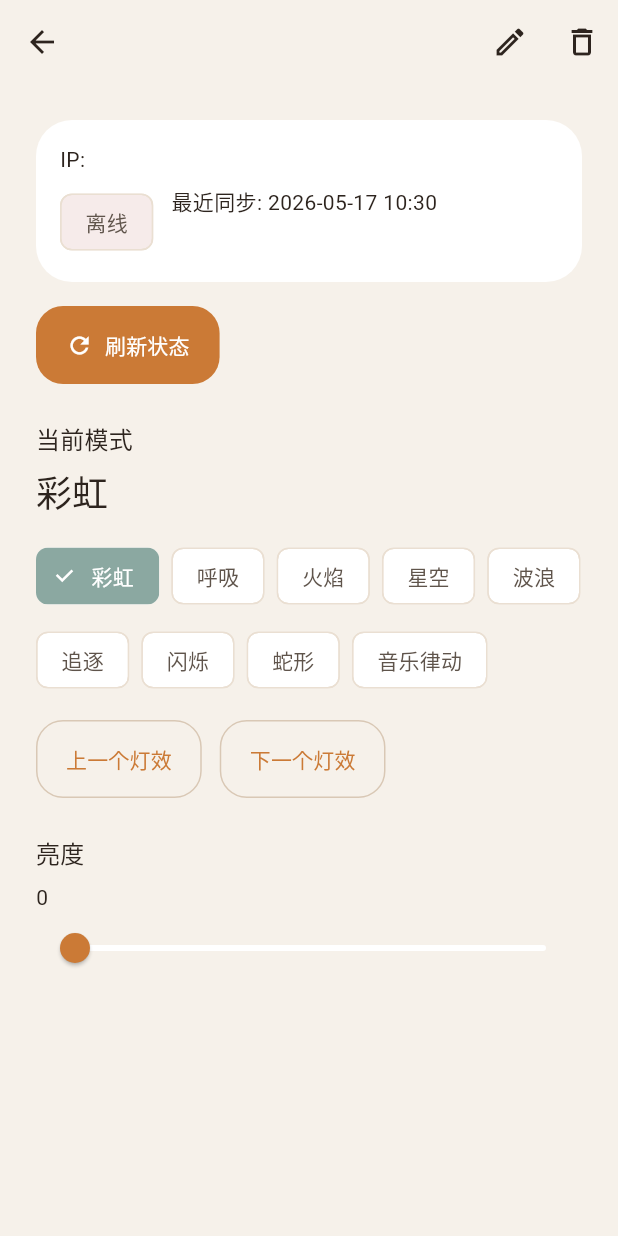
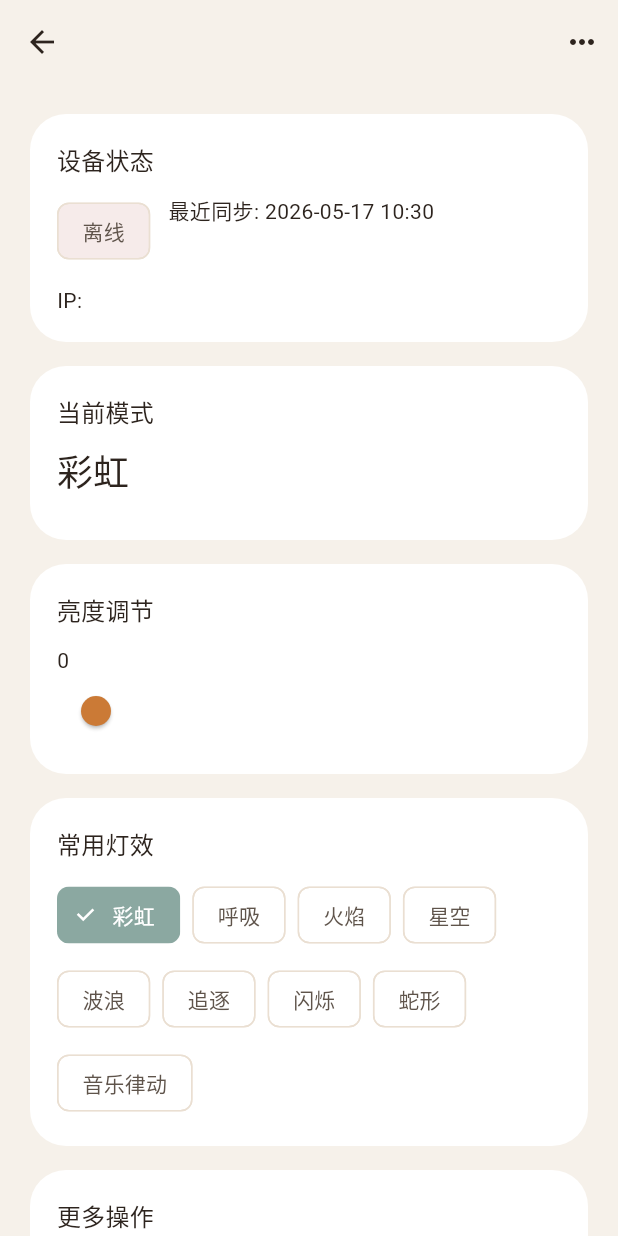
Before and after one commit to bombchen/MicroPython, a Flutter app: the DeviceControlPage screen opened directly with empty values, on a phone screen of 412 x 824 dp. Run offline on Flutter 3.47's test engine with Material 3 defaults, Android fonts, the light colour scheme and no system bars; our stand-ins replace flutter_riverpod, shared_preferences; missing offline and left inert: android_intent_plus; accounts and stored records are empty.

Commit message:
feat: refresh device control ui

```diff
--- a/smoothed_led/mobile_app/led_controller/lib/features/devices/presentation/device_control_page.dart
+++ b/smoothed_led/mobile_app/led_controller/lib/features/devices/presentation/device_control_page.dart
@@ -86,93 +86,80 @@ class _DeviceControlPageState extends ConsumerState<DeviceControlPage> {
       appBar: AppBar(
         title: Text(_device.name),
         actions: [
-          IconButton(
-            onPressed: _renameDevice,
-            icon: const Icon(Icons.edit_outlined),
+          PopupMenuButton<String>(
+            icon: const Icon(Icons.more_horiz),
+            onSelected: (value) {
+              if (value == 'rename') {
+                _renameDevice();
+              } else if (value == 'delete') {
+                _deleteDevice();
+              }
+            },
+            itemBuilder: (context) => const [
+              PopupMenuItem<String>(
+                value: 'rename',
+                child: Text('重命名设备'),
               ),
-          IconButton(
-            onPressed: _deleteDevice,
-            icon: const Icon(Icons.delete_outline),
+              PopupMenuItem<String>(
+                value: 'delete',
+                child: Text('删除设备'),
+              ),
+            ],
           ),
         ],
       ),
       body: ListView(
-        padding: const EdgeInsets.all(24),
+        padding: const EdgeInsets.all(20),
         children: [
-          _DeviceSummaryCard(
-            ipAddress: _device.ipAddress,
-            statusLabel: _statusLabel(status.connectionState),
-            statusColor: _statusColor(context, status.connectionState),
-            lastSyncLabel: _formatDateTime(_device.lastSeenAt),
+          _SectionCard(
+            title: '设备状态',
+            child: Column(
+              crossAxisAlignment: CrossAxisAlignment.start,
+              children: [
+                Wrap(
+                  spacing: 12,
+                  runSpacing: 8,
+                  children: [
+                    Chip(
+                      label: Text(_statusLabel(status.connectionState)),
+                      backgroundColor: _statusColor(
+                        context,
+                        status.connectionState,
+                      ).withOpacity(0.12),
+                    ),
+                    Text('最近同步: ${_formatDateTime(_device.lastSeenAt)}'),
+                  ],
+                ),
+                const SizedBox(height: 12),
+                Text('IP: ${_device.ipAddress}'),
+              ],
+            ),
           ),
           const SizedBox(height: 16),
-          Row(
+          _SectionCard(
+            title: '当前模式',
+            child: Column(
+              crossAxisAlignment: CrossAxisAlignment.start,
               children: [
-              FilledButton.icon(
-                onPressed: isBusy
-                    ? null
-                    : () => _controller.refresh(_device.ipAddress),
-                icon: const Icon(Icons.refresh),
-                label: const Text('刷新状态'),
-              ),
-              const SizedBox(width: 12),
-              if (isLoading || isSending)
-                const Expanded(child: LinearProgressIndicator()),
-            ],
-          ),
-          if (_controlState is AsyncError<DeviceStatus>) ...[
-            const SizedBox(height: 12),
-            const Text('设备响应异常，请稍后重试。'),
-          ],
-          const SizedBox(height: 24),
-          Text(
-            '当前模式',
-            style: Theme.of(context).textTheme.titleMedium,
-          ),
-          const SizedBox(height: 8),
                 Text(
                   _modeLabel(status.mode),
                   style: Theme.of(context).textTheme.headlineSmall,
                 ),
-          const SizedBox(height: 16),
-          Wrap(
-            spacing: 8,
-            runSpacing: 8,
-            children: EffectMode.values.map((mode) {
-              return ChoiceChip(
-                label: Text(_modeLabel(mode)),
-                selected: status.mode == mode,
-                onSelected: isBusy
-                    ? null
-                    : (_) => _controller.setMode(_device.ipAddress, mode),
-              );
-            }).toList(),
+                const SizedBox(height: 12),
+                if (_controlState is AsyncError<DeviceStatus>)
+                  const Text('设备暂时没有响应，你可以稍后重试。'),
+              ],
+            ),
           ),
           const SizedBox(height: 16),
-          Row(
+          _SectionCard(
+            title: '亮度调节',
+            child: Column(
+              crossAxisAlignment: CrossAxisAlignment.start,
               children: [
-              OutlinedButton(
-                onPressed: isBusy
-                    ? null
-                    : () => _controller.previousMode(_device.ipAddress),
-                child: const Text('上一个灯效'),
+                Text(
+                  '${(_pendingBrightness ?? status.brightness.toDouble()).round()}',
                 ),
-              const SizedBox(width: 12),
-              OutlinedButton(
-                onPressed: isBusy
-                    ? null
-                    : () => _controller.nextMode(_device.ipAddress),
-                child: const Text('下一个灯效'),
-              ),
-            ],
-          ),
-          const SizedBox(height: 24),
-          Text(
-            '亮度',
-            style: Theme.of(context).textTheme.titleMedium,
-          ),
-          const SizedBox(height: 8),
-          Text('${(_pendingBrightness ?? status.brightness.toDouble()).round()}'),
                 Slider(
                   value: (_pendingBrightness ?? status.brightness.toDouble())
                       .clamp(0, 255)
@@ -180,7 +167,8 @@ class _DeviceControlPageState extends ConsumerState<DeviceControlPage> {
                   min: 0,
                   max: 255,
                   divisions: 255,
-            label: '${(_pendingBrightness ?? status.brightness.toDouble()).round()}',
+                  label:
+                      '${(_pendingBrightness ?? status.brightness.toDouble()).round()}',
                   onChanged: isBusy
                       ? null
                       : (value) {
@@ -196,6 +184,68 @@ class _DeviceControlPageState extends ConsumerState<DeviceControlPage> {
                             value.round(),
                           );
                         },
+                ),
+              ],
+            ),
+          ),
+          const SizedBox(height: 16),
+          _SectionCard(
+            title: '常用灯效',
+            child: Wrap(
+              spacing: 8,
+              runSpacing: 8,
+              children: EffectMode.values.map((mode) {
+                return ChoiceChip(
+                  label: Text(_modeLabel(mode)),
+                  selected: status.mode == mode,
+                  onSelected: isBusy
+                      ? null
+                      : (_) => _controller.setMode(_device.ipAddress, mode),
+                );
+              }).toList(),
+            ),
+          ),
+          const SizedBox(height: 16),
+          _SectionCard(
+            title: '更多操作',
+            child: Column(
+              crossAxisAlignment: CrossAxisAlignment.stretch,
+              children: [
+                FilledButton.icon(
+                  onPressed: isBusy
+                      ? null
+                      : () => _controller.refresh(_device.ipAddress),
+                  icon: const Icon(Icons.refresh),
+                  label: const Text('刷新状态'),
+                ),
+                const SizedBox(height: 12),
+                Row(
+                  children: [
+                    Expanded(
+                      child: OutlinedButton(
+                        onPressed: isBusy
+                            ? null
+                            : () => _controller.previousMode(_device.ipAddress),
+                        child: const Text('上一个灯效'),
+                      ),
+                    ),
+                    const SizedBox(width: 12),
+                    Expanded(
+                      child: OutlinedButton(
+                        onPressed: isBusy
+                            ? null
+                            : () => _controller.nextMode(_device.ipAddress),
+                        child: const Text('下一个灯效'),
+                      ),
+                    ),
+                  ],
+                ),
+                if (isLoading || isSending) ...[
+                  const SizedBox(height: 12),
+                  const LinearProgressIndicator(),
+                ],
+              ],
+            ),
           ),
         ],
       ),
@@ -347,40 +397,29 @@ class _DeviceControlPageState extends ConsumerState<DeviceControlPage> {
   }
 }
 
-class _DeviceSummaryCard extends StatelessWidget {
-  const _DeviceSummaryCard({
-    required this.ipAddress,
-    required this.statusLabel,
-    required this.statusColor,
-    required this.lastSyncLabel,
+class _SectionCard extends StatelessWidget {
+  const _SectionCard({
+    required this.title,
+    required this.child,
   });
 
-  final String ipAddress;
-  final String statusLabel;
-  final Color statusColor;
-  final String lastSyncLabel;
+  final String title;
+  final Widget child;
 
   @override
   Widget build(BuildContext context) {
     return Card(
       child: Padding(
-        padding: const EdgeInsets.all(16),
+        padding: const EdgeInsets.all(18),
         child: Column(
           crossAxisAlignment: CrossAxisAlignment.start,
           children: [
-            Text('IP: $ipAddress'),
-            const SizedBox(height: 8),
-            Wrap(
-              spacing: 12,
-              runSpacing: 8,
-              children: [
-                Chip(
-                  label: Text(statusLabel),
-                  backgroundColor: statusColor.withOpacity(0.12),
+            Text(
+              title,
+              style: Theme.of(context).textTheme.titleMedium,
             ),
-                Text('最近同步: $lastSyncLabel'),
-              ],
-            ),
+            const SizedBox(height: 12),
+            child,
           ],
         ),
       ),
```
Also changed, not shown: 1 other file. Lines whose indentation alone changed are shown as unchanged.
